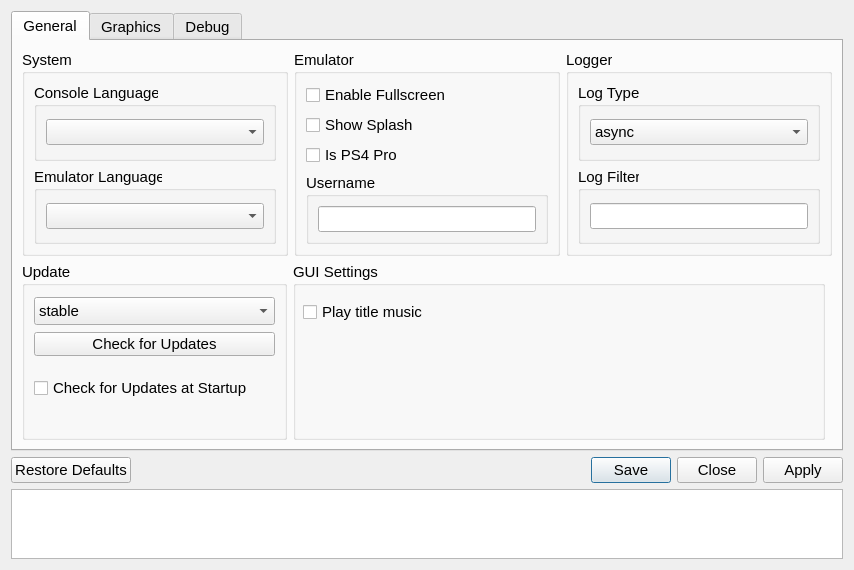
This is src/qt_gui/settings_dialog.ui in shadps4-emu/shadPS4 as Qt 5 draws it before an edit. The edited form follows.
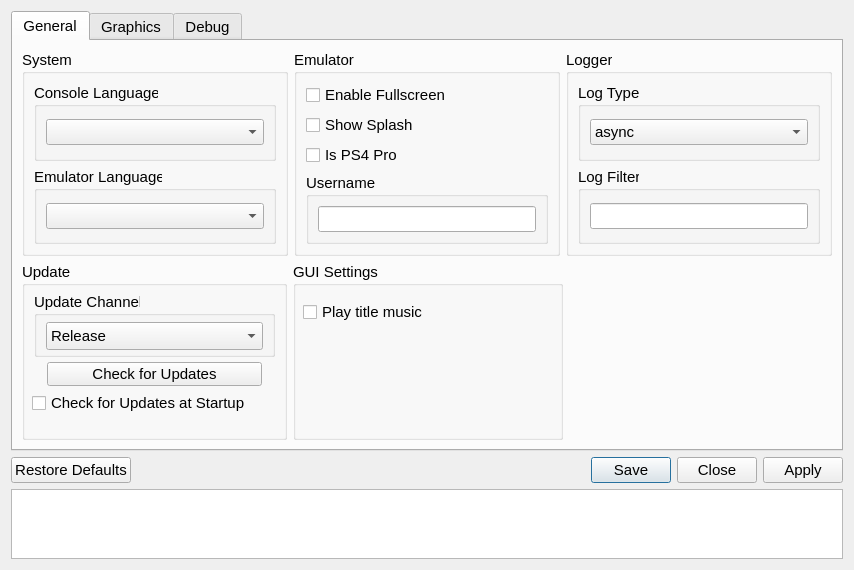
This is the edited form. Icons and pictures are not drawn.

Commit message: Release_Nightly

What changed in the file:
```diff
--- a/src/qt_gui/settings_dialog.ui
+++ b/src/qt_gui/settings_dialog.ui
@@ -290,9 +290,9 @@
               <widget class="QCheckBox" name="updateCheckBox">
                <property name="geometry">
                 <rect>
-                 <x>12</x>
-                 <y>115</y>
-                 <width>251</width>
+                 <x>10</x>
+                 <y>130</y>
+                 <width>261</width>
                  <height>22</height>
                 </rect>
                </property>
@@ -300,35 +300,45 @@
                 <string>Check for Updates at Startup</string>
                </property>
               </widget>
+              <widget class="QGroupBox" name="updaterComboBox">
+               <property name="geometry">
+                <rect>
+                 <x>12</x>
+                 <y>30</y>
+                 <width>241</width>
+                 <height>65</height>
+                </rect>
+               </property>
+               <property name="title">
+                <string>Update Channel</string>
+               </property>
               <widget class="QComboBox" name="updateComboBox">
                <property name="geometry">
                 <rect>
                  <x>12</x>
-                 <y>35</y>
-                 <width>241</width>
+                  <y>30</y>
+                  <width>217</width>
                  <height>28</height>
                 </rect>
                </property>
-               <property name="currentText">
-                <string>stable</string>
-               </property>
                <item>
                 <property name="text">
-                 <string>stable</string>
+                  <string>Release</string>
                 </property>
                </item>
                <item>
                 <property name="text">
-                 <string>unstable</string>
-                </property>
-               </item>
+                  <string>Nightly</string>
+                 </property>
+                </item>
+               </widget>
               </widget>
               <widget class="QPushButton" name="checkUpdateButton">
                <property name="geometry">
                 <rect>
-                 <x>12</x>
-                 <y>70</y>
-                 <width>241</width>
+                 <x>25</x>
+                 <y>100</y>
+                 <width>215</width>
                  <height>24</height>
                 </rect>
                </property>
@@ -390,6 +400,12 @@
             <property name="sizeType">
              <enum>QSizePolicy::Policy::Expanding</enum>
             </property>
+            <property name="sizeHint" stdset="0">
+             <size>
+              <width>0</width>
+              <height>0</height>
+             </size>
+            </property>
            </spacer>
           </item>
          </layout>
```
Lines whose indentation alone changed are shown as unchanged. The commit also changes 29 other files.
